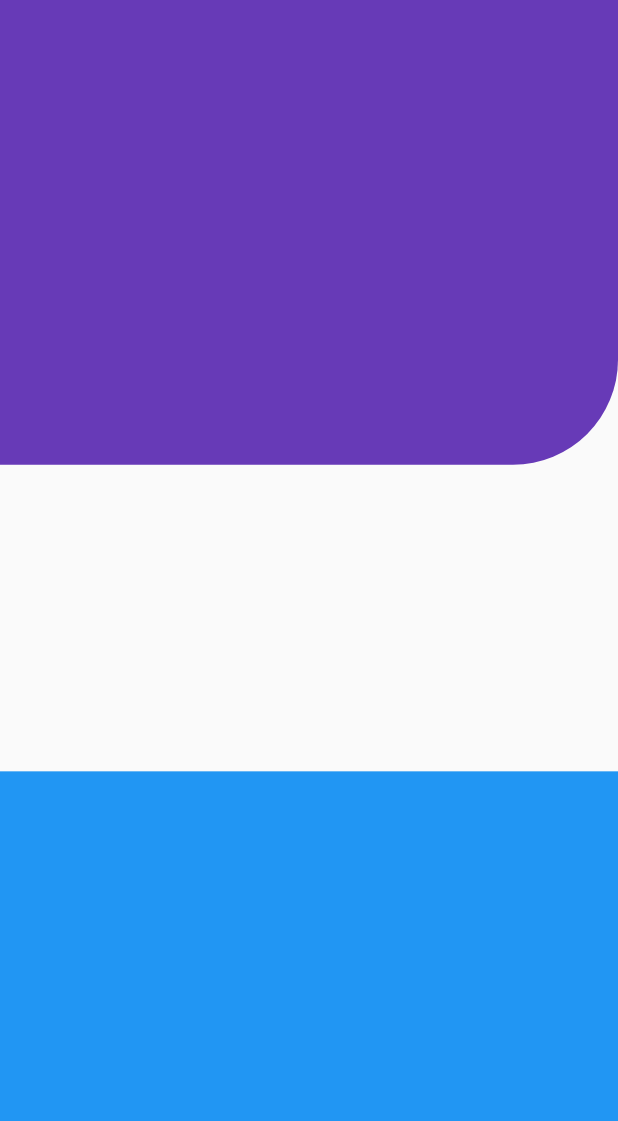
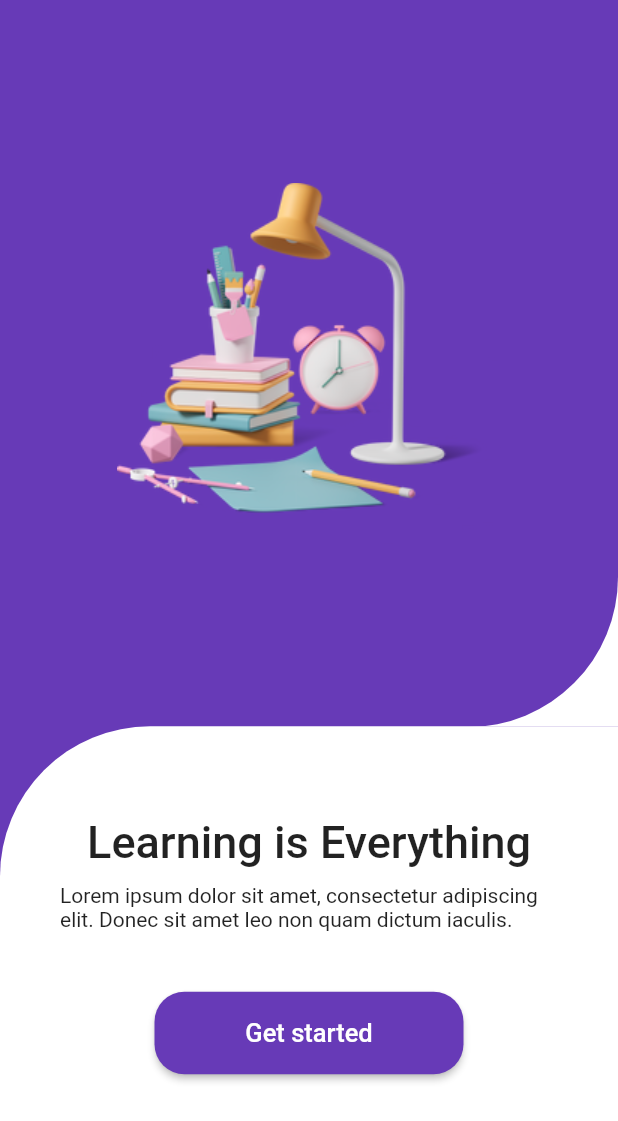
Before and after one commit to ashir98/EducationApp, a Flutter app: the screen it shows after launch, on a phone screen of 412 x 824 dp. Shown: the top 1121 px of the screen. Run offline on Flutter 3.47's test engine with Material 2 defaults, Android fonts, the phone set to English and light mode, and no system bars.

Commit message:
completed onboard screen

```diff
--- a/education_app/lib/screens/onboard_page.dart
+++ b/education_app/lib/screens/onboard_page.dart
@@ -12,25 +12,80 @@ class OnboardPage extends StatelessWidget {
     return Scaffold(
       body: Stack(
         children: [
+          Stack(
+            children: [
+              Container(
+                width: double.infinity,
+                height: height / 1.7,
+                decoration: BoxDecoration(color: Colors.white),
+              ),
+              Container(
+                height: height / 1.7,
+                width: double.infinity,
+                decoration: BoxDecoration(
+                    color: Colors.deepPurple,
+                    borderRadius: BorderRadius.only(
+                      bottomRight: Radius.circular(100),
+                    )),
+                child: Center(
+                  child: Image.asset("images/books.png"),
+                ),
+              ),
+            ],
+          ),
           Align(
-            alignment: Alignment.topCenter,
+            alignment: Alignment.bottomCenter,
             child: Container(
-              height: height / 2.66,
               width: double.infinity,
+              height: height / 2.425,
               decoration: BoxDecoration(
-                  color: Colors.deepPurple,
-                  borderRadius:
-                      BorderRadius.only(bottomRight: Radius.circular(70), )),
+                color: Colors.deepPurple,
+              ),
             ),
           ),
           Align(
             alignment: Alignment.bottomCenter,
             child: Container(
-              height: height / 2.66,
+              height: height / 2.425,
               width: double.infinity,
               decoration: BoxDecoration(
-                color: Colors.blue
-
+                  color: Colors.white,
+                  borderRadius:
+                      BorderRadius.only(topLeft: Radius.circular(100))),
+              child: Column(
+                children: [
+                  SizedBox(
+                    height: 60,
+                  ),
+                  Text(
+                    "Learning is Everything",
+                    style: TextStyle(fontSize: 30, fontWeight: FontWeight.w500),
+                  ),
+                  SizedBox(
+                    height: 10,
+                  ),
+                  Padding(
+                    padding: const EdgeInsets.symmetric(horizontal: 40),
+                    child: Text(
+                        "Lorem ipsum dolor sit amet, consectetur adipiscing elit. Donec sit amet leo non quam dictum iaculis."),
+                  ),
+                  SizedBox(
+                    height: 40,
+                  ),
+                  Container(
+                    height: height / 15,
+                    width: width / 2,
+                    child: ElevatedButton(
+                      style: ElevatedButton.styleFrom(
+                        shape: RoundedRectangleBorder(
+                          borderRadius: BorderRadius.all(Radius.circular(20))
+                        ),
+                        backgroundColor: Colors.deepPurple),
+                      child: Text("Get started",style: TextStyle(fontSize: 17),),
+                      onPressed: () {},
+                    ),
+                  )
+                ],
               ),
             ),
           )
--- a/education_app/pubspec.yaml
+++ b/education_app/pubspec.yaml
@@ -60,9 +60,8 @@ flutter:
   uses-material-design: true
 
   # To add assets to your application, add an assets section, like this:
-  # assets:
-  #   - images/a_dot_burr.jpeg
-  #   - images/a_dot_ham.jpeg
+  assets:
+    - images/
 
   # An image asset can refer to one or more resolution-specific "variants", see
   # https://flutter.dev/assets-and-images/#resolution-aware
```
Also changed, not shown: education_app/images/C#.png (added), education_app/images/Flutter.png (added), education_app/images/Python.png (added), education_app/images/React Native.png (added), education_app/images/books.png (added).
